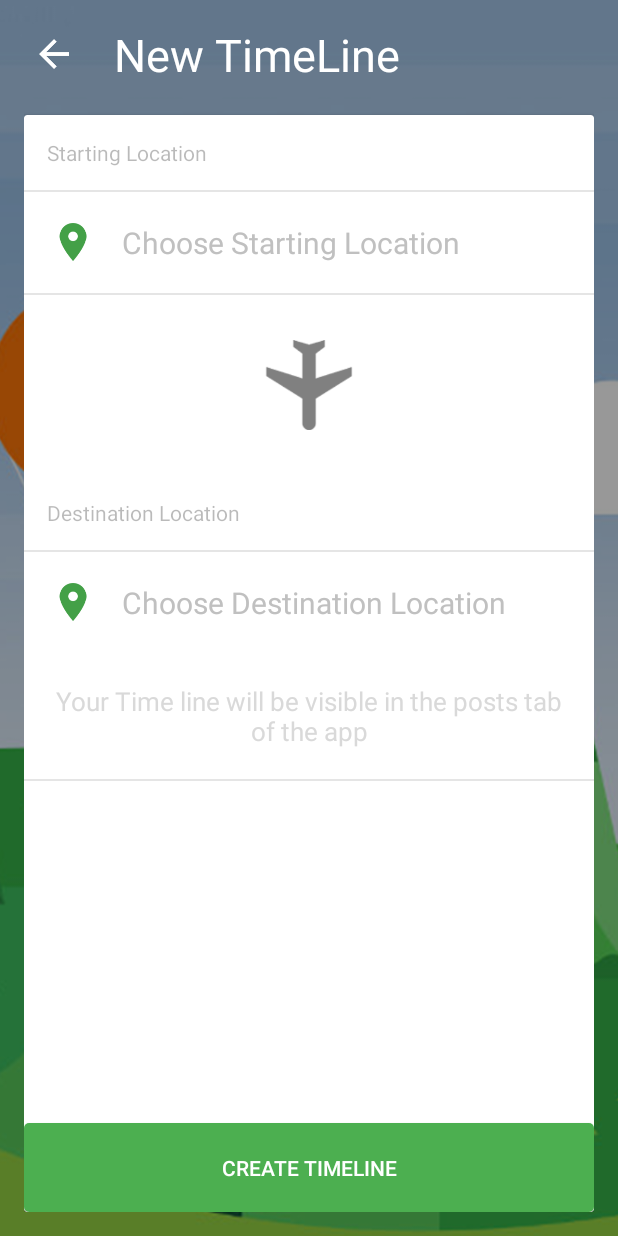
After one commit to aeiton/adventro, an Android app: the CreateTimeLine screen opened directly, with no data from a screen before it, on a phone screen of 412 x 824 dp. The commit adds this screen. Run offline under Robolectric (Android 15) with nearby library versions, the phone set to English and light mode, and no system bars.

Commit message:
Create Timeline

```diff
--- a/app/src/main/AndroidManifest.xml
+++ b/app/src/main/AndroidManifest.xml
@@ -33,7 +33,8 @@
             android:name=".Activity.HomeActivity"
             android:label="@string/title_activity_home"
             android:theme="@style/AppTheme" />
-        <activity android:name=".Activity.CreateNewPost"></activity>
+        <activity android:name=".Activity.CreateNewPost" />
+        <activity android:name=".Activity.CreateTimeLine"></activity>
     </application>
 
 </manifest>
--- /dev/null
+++ b/app/src/main/java/com/aeiton/adventro/Activity/CreateTimeLine.java
@@ -0,0 +1,15 @@
+package com.aeiton.adventro.Activity;
+
+import android.support.v7.app.AppCompatActivity;
+import android.os.Bundle;
+
+import com.aeiton.adventro.R;
+
+public class CreateTimeLine extends AppCompatActivity {
+
+    @Override
+    protected void onCreate(Bundle savedInstanceState) {
+        super.onCreate(savedInstanceState);
+        setContentView(R.layout.activity_create_time_line);
+    }
+}
--- a/app/src/main/java/com/aeiton/adventro/Activity/HomeActivity.java
+++ b/app/src/main/java/com/aeiton/adventro/Activity/HomeActivity.java
@@ -151,7 +151,7 @@ public class HomeActivity extends AppCompatActivity
         fab_journal.setOnClickListener(new View.OnClickListener() {
             @Override
             public void onClick(View view) {
-
+                    startActivity(new Intent(HomeActivity.this,CreateTimeLine.class));
             }
         });
         fab_timeline = (FloatingActionButton) findViewById(R.id.FABphoto);
--- a/app/src/main/java/com/aeiton/adventro/Adapters/TimeLineListAdapter.java
+++ b/app/src/main/java/com/aeiton/adventro/Adapters/TimeLineListAdapter.java
@@ -41,7 +41,6 @@ public class TimeLineListAdapter extends RecyclerView.Adapter<TimeLineListAdapte
             propic = (ImageView) view.findViewById(R.id.pro_pic);
             name = (TextView) view.findViewById(R.id.user_name);
 
-            Toast.makeText(view.getContext(),"here",Toast.LENGTH_SHORT).show();
             propic.setOnClickListener(new View.OnClickListener() {
                 @Override
                 public void onClick(View v) {
--- a/app/src/main/java/com/aeiton/adventro/Fragments/UserHomeFragment.java
+++ b/app/src/main/java/com/aeiton/adventro/Fragments/UserHomeFragment.java
@@ -11,7 +11,7 @@ import android.view.View;
 import android.view.ViewGroup;
 
 import com.aeiton.adventro.Activity.HomeActivity;
-import com.aeiton.adventro.Adapters.StudentHomeFragmentAdapter;
+import com.aeiton.adventro.Adapters.HomeFragmentAdapter;
 import com.aeiton.adventro.R;
 
 
@@ -28,7 +28,7 @@ public class UserHomeFragment extends Fragment {
      * may be best to switch to a
      * {@link android.support.v4.app.FragmentStatePagerAdapter}.
      */
-    private StudentHomeFragmentAdapter mStudentsHomeFragmentAdapter;
+    private HomeFragmentAdapter mStudentsHomeFragmentAdapter;
 
     /**
      * The {@link ViewPager} that will host the section contents.
@@ -53,7 +53,7 @@ public class UserHomeFragment extends Fragment {
 
         // Create the adapter that will return a fragment for each of the three
         // primary sections of the activity.
-        mStudentsHomeFragmentAdapter = new StudentHomeFragmentAdapter(getChildFragmentManager());
+        mStudentsHomeFragmentAdapter = new HomeFragmentAdapter(getChildFragmentManager());
 
         // Set up the ViewPager with the sections adapter.
         mViewPager = (ViewPager) rootView.findViewById(R.id.container);
--- /dev/null
+++ b/app/src/main/res/layout/activity_create_time_line.xml
@@ -0,0 +1,244 @@
+<?xml version="1.0" encoding="utf-8"?>
+<FrameLayout xmlns:android="http://schemas.android.com/apk/res/android"
+    xmlns:app="http://schemas.android.com/apk/res-auto"
+    xmlns:tools="http://schemas.android.com/tools"
+    android:id="@+id/activity_post_details"
+    android:layout_width="match_parent"
+    android:layout_height="match_parent"
+    android:background="@drawable/login_bg_new"
+    android:orientation="vertical"
+    tools:context=".Activity.CreateTimeLine">
+
+    <View
+        android:layout_width="match_parent"
+        android:layout_height="match_parent"
+        android:alpha="0.4"
+        android:background="#000000" />
+
+
+    <LinearLayout
+        android:layout_width="match_parent"
+        android:layout_height="match_parent"
+        android:orientation="vertical"
+        android:padding="16dp"
+        app:layout_behavior="@string/appbar_scrolling_view_behavior">
+
+
+        <LinearLayout
+            android:layout_width="match_parent"
+            android:layout_height="wrap_content"
+            android:orientation="horizontal">
+            <ImageButton
+                android:layout_width="20dp"
+                android:layout_height="20dp"
+                android:src="@drawable/img_back_btn"
+                android:scaleType="fitXY"
+                android:background="#00ffffff"
+                android:layout_margin="10dp"
+                android:tint="#ffffff"/>
+
+            <TextView
+                android:layout_width="wrap_content"
+                android:layout_height="wrap_content"
+                android:layout_marginBottom="20dp"
+                android:layout_marginLeft="20dp"
+                android:text="New TimeLine"
+                android:textColor="#ffffff"
+                android:textSize="30sp"
+                android:typeface="sans" />
+
+
+        </LinearLayout>
+
+
+
+        <android.support.v7.widget.CardView
+            android:layout_width="match_parent"
+            android:layout_height="match_parent">
+
+            <LinearLayout
+                android:layout_width="match_parent"
+                android:layout_height="match_parent"
+                android:orientation="vertical">
+
+                <TextView
+                    android:layout_width="wrap_content"
+                    android:layout_height="wrap_content"
+                    android:alpha="0.5"
+                    android:padding="15dp"
+                    android:text="Starting Location" />
+
+                <View
+                    android:layout_width="match_parent"
+                    android:layout_height="1dp"
+                    android:alpha="0.4"
+                    android:background="#c0c0c0" />
+
+                <LinearLayout
+                    android:id="@+id/starting_location"
+                    android:layout_width="match_parent"
+                    android:layout_height="wrap_content"
+                    android:gravity="center_vertical"
+                    android:orientation="horizontal"
+                    android:padding="20dp">
+
+                    <ImageView
+                        android:layout_width="25dp"
+                        android:layout_height="25dp"
+                        android:src="@drawable/ic_map_placeholder"
+                        android:tint="@color/colorPrimaryDark" />
+
+                    <TextView
+                        android:layout_width="wrap_content"
+                        android:layout_height="wrap_content"
+                        android:paddingLeft="20dp"
+                        android:text="Choose Starting Location"
+                        android:textColor="#c0c0c0"
+                        android:textSize="20sp" />
+
+                </LinearLayout>
+
+                <View
+                    android:layout_width="match_parent"
+                    android:layout_height="1dp"
+                    android:alpha="0.4"
+                    android:background="#c0c0c0" />
+
+                <ImageView
+                    android:layout_width="60dp"
+                    android:layout_height="60dp"
+                    android:layout_gravity="center_horizontal"
+                    android:layout_margin="30dp"
+                    android:alpha="0.5"
+                    android:src="@drawable/ic_plane" />
+
+
+                <TextView
+                    android:layout_width="wrap_content"
+                    android:layout_height="wrap_content"
+                    android:alpha="0.5"
+                    android:padding="15dp"
+                    android:text="Destination Location" />
+
+                <View
+                    android:layout_width="match_parent"
+                    android:layout_height="1dp"
+                    android:alpha="0.4"
+                    android:background="#c0c0c0" />
+
+                <LinearLayout
+                    android:layout_width="match_parent"
+                    android:layout_height="wrap_content"
+                    android:gravity="center_vertical"
+                    android:orientation="horizontal"
+                    android:padding="20dp">
+
+                    <ImageView
+                        android:layout_width="25dp"
+                        android:layout_height="25dp"
+                        android:src="@drawable/ic_map_placeholder"
+                        android:tint="@color/colorPrimaryDark" />
+
+                    <TextView
+                        android:layout_width="wrap_content"
+                        android:layout_height="wrap_content"
+                        android:paddingLeft="20dp"
+                        android:text="Choose Destination Location"
+                        android:textColor="#c0c0c0"
+                        android:textSize="20sp" />
+
+
+                </LinearLayout>
+
+
+                <TextView
+                    android:layout_width="wrap_content"
+                    android:layout_height="wrap_content"
+                    android:padding="20sp"
+                    android:textColor="#c0c0c0"
+                    android:alpha="0.6"
+                    android:gravity="center"
+                    android:textSize="17sp"
+                    android:text="Your Time line will be visible in the posts tab of the app"
+                    android:id="@+id/textView2" />
+
+                <View
+                    android:layout_width="match_parent"
+                    android:layout_height="1dp"
+                    android:alpha="0.4"
+                    android:background="#c0c0c0" />
+
+                <View
+                    android:layout_width="match_parent"
+                    android:layout_height="wrap_content"
+                    android:layout_weight="1"/>
+
+                <Button
+                    android:layout_width="match_parent"
+                    android:layout_height="wrap_content"
+                    android:background="@drawable/cyan_button"
+                    android:textColor="#ffffff"
+                    android:padding="20dp"
+                    android:text="CREATE TIMELINE"/>
+            </LinearLayout>
+
+
+        </android.support.v7.widget.CardView>
+
+
+        <Button
+            android:layout_width="wrap_content"
+            android:layout_height="wrap_content"
+            android:layout_marginLeft="25dp"
+            android:layout_marginTop="7dp"
+            android:background="@drawable/cyan_button"
+            android:padding="15dp"
+            android:text="Choose location"
+            android:textColor="#ffffff" />
+
+
+        <LinearLayout
+            android:layout_width="match_parent"
+            android:layout_height="wrap_content"
+            android:layout_marginTop="30dp"
+            android:gravity="center_vertical"
+            android:orientation="horizontal">
+
+            <ImageView
+                android:layout_width="25dp"
+                android:layout_height="25dp"
+                android:src="@drawable/ic_map_placeholder"
+                android:tint="@color/colorPrimaryDark" />
+
+            <TextView
+                android:layout_width="wrap_content"
+                android:layout_height="wrap_content"
+                android:paddingLeft="20dp"
+                android:text="Choose Destination Location" />
+        </LinearLayout>
+
+        <Button
+            android:layout_width="wrap_content"
+            android:layout_height="wrap_content"
+            android:layout_marginLeft="25dp"
+            android:layout_marginTop="7dp"
+            android:background="@drawable/cyan_button"
+            android:padding="15dp"
+            android:text="Choose location"
+            android:textColor="#ffffff" />
+
+
+        <TextView
+            android:layout_width="wrap_content"
+            android:layout_height="wrap_content"
+            android:padding="20dp"
+            android:text="Add people to timeline" />
+
+        <LinearLayout
+            android:layout_width="wrap_content"
+            android:layout_height="wrap_content"
+            android:orientation="vertical"></LinearLayout>
+
+
+    </LinearLayout>
+</FrameLayout>
--- a/app/src/main/res/layout/fragment_nearby_location.xml
+++ b/app/src/main/res/layout/fragment_nearby_location.xml
@@ -5,9 +5,10 @@
     tools:context="com.aeiton.adventro.Fragments.NearbyLocation">
 
     <!-- TODO: Update blank fragment layout -->
-    <TextView
+
+    <android.support.v7.widget.RecyclerView
         android:layout_width="match_parent"
         android:layout_height="match_parent"
-        android:text="@string/hello_blank_fragment" />
+        android:id="@+id/recycler"></android.support.v7.widget.RecyclerView>
 
 </FrameLayout>
```
Also changed, not shown: app/src/main/java/com/aeiton/adventro/Adapters/HomeFragmentAdapter.java (renamed from app/src/main/java/com/aeiton/adventro/Adapters/StudentHomeFragmentAdapter.java, +4 -3 lines), app/src/main/java/com/aeiton/adventro/Adapters/NearbyPlacesAdapter.java (added, +94 -0 lines), app/src/main/java/com/aeiton/adventro/Fragments/NearbyLocation.java (+38 -3 lines), app/src/main/java/com/aeiton/adventro/Model/NearbyPlacesModel.java (added, +54 -0 lines), app/src/main/res/layout/row_nearby_places.xml (added, +92 -0 lines), app/src/main/res/drawable/ic_plane.png (added).
